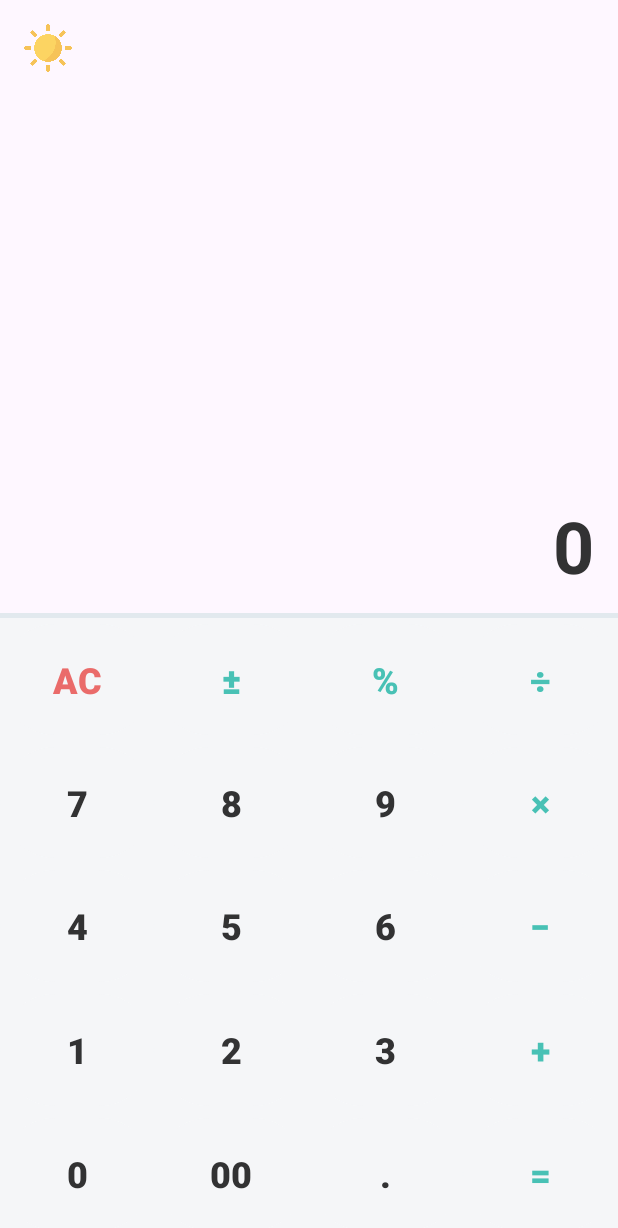
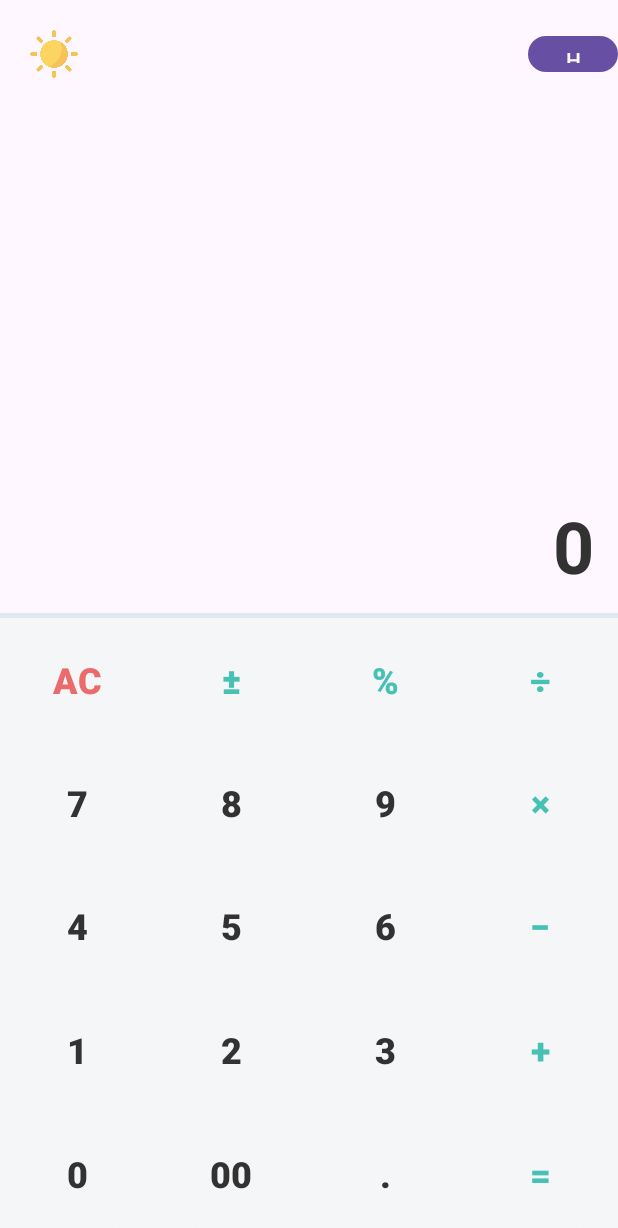
Before and after one commit to eligabsoriano/calculator_kotlin, an Android app: the screen it shows after launch (MainActivity), on a phone screen of 412 x 824 dp. Shown: the top 1228 px of the screen. Run offline under Robolectric (Android 15) with nearby library versions, the phone set to English and light mode, and no system bars.

Commit message:
calcu history w/ bug

```diff
--- a/app/src/main/AndroidManifest.xml
+++ b/app/src/main/AndroidManifest.xml
@@ -14,13 +14,17 @@
         tools:targetApi="31">
         <activity
             android:name=".MainActivity"
-            android:exported="true">
+            android:exported="true"
+
+            >
             <intent-filter>
                 <action android:name="android.intent.action.MAIN" />
 
                 <category android:name="android.intent.category.LAUNCHER" />
             </intent-filter>
         </activity>
+        <activity android:name=".CalculatorHistoryActivity" />
+
     </application>
 
 </manifest>
--- a/app/src/main/res/layout/activity_main.xml
+++ b/app/src/main/res/layout/activity_main.xml
@@ -64,11 +64,21 @@
         android:id="@+id/imageNightMode"
         android:layout_width="32dp"
         android:layout_height="32dp"
-        android:layout_marginStart="16dp"
-        android:layout_marginTop="16dp"
+        android:layout_marginStart="20dp"
+        android:layout_marginTop="20dp"
         app:layout_constraintStart_toStartOf="parent"
         app:layout_constraintTop_toTopOf="parent"
         />
+
+    <Button
+        android:id="@+id/buttonHistory"
+        android:layout_width="60dp"
+        android:layout_height="32dp"
+        android:layout_marginStart="20dp"
+        android:layout_marginTop="20dp"
+        android:text="@string/history"
+        app:layout_constraintEnd_toEndOf="parent"
+        app:layout_constraintTop_toTopOf="parent" />
 
     <TableLayout
         android:id="@+id/buttonsContainer"
--- a/app/src/main/res/values/strings.xml
+++ b/app/src/main/res/values/strings.xml
@@ -20,4 +20,5 @@
     <string name="plus_minus">\u00B1</string>
     <string name="percentage">\u0025</string>
     <string name="all_clear">AC</string>
+    <string name="history">History button</string>
 </resources>
```
Also changed, not shown: app/src/main/java/com/example/calculator/CalculatorHistoryActivity.kt (added, +26 -0 lines), app/src/main/java/com/example/calculator/HistoryAdapter.kt (added, +27 -0 lines), app/src/main/java/com/example/calculator/MainActivity.kt (+18 -1 lines), app/src/main/res/layout/activity_calculator_history.xml (added, +8 -0 lines), app/src/main/res/layout/item_history.xml (added, +19 -0 lines).
